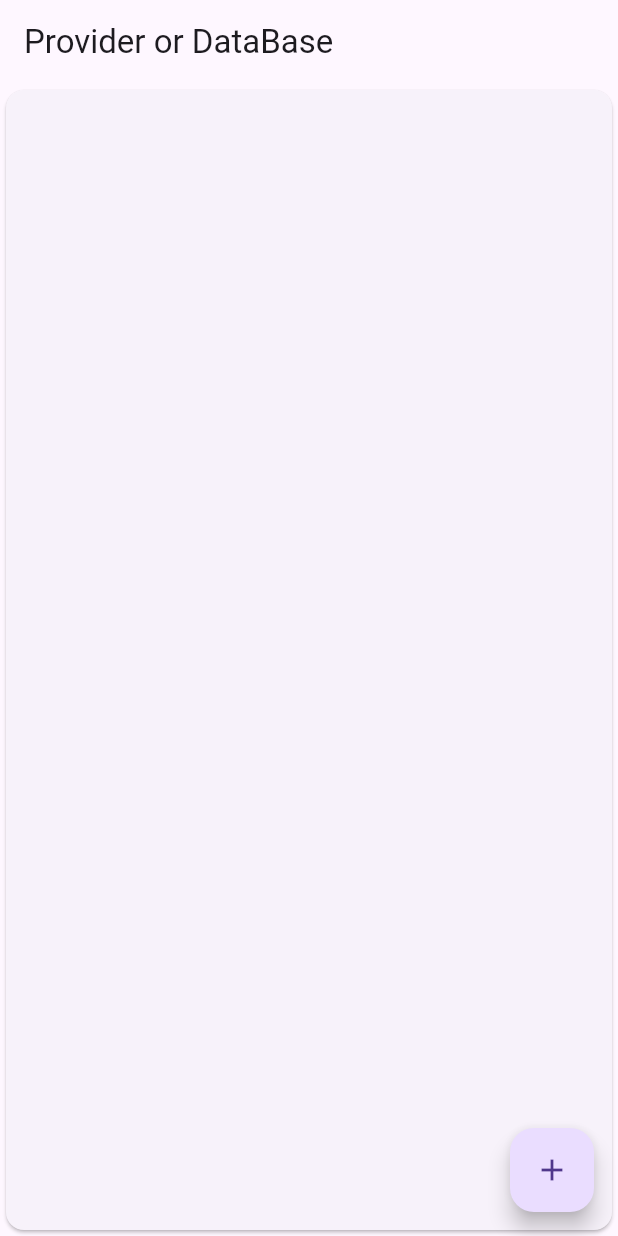
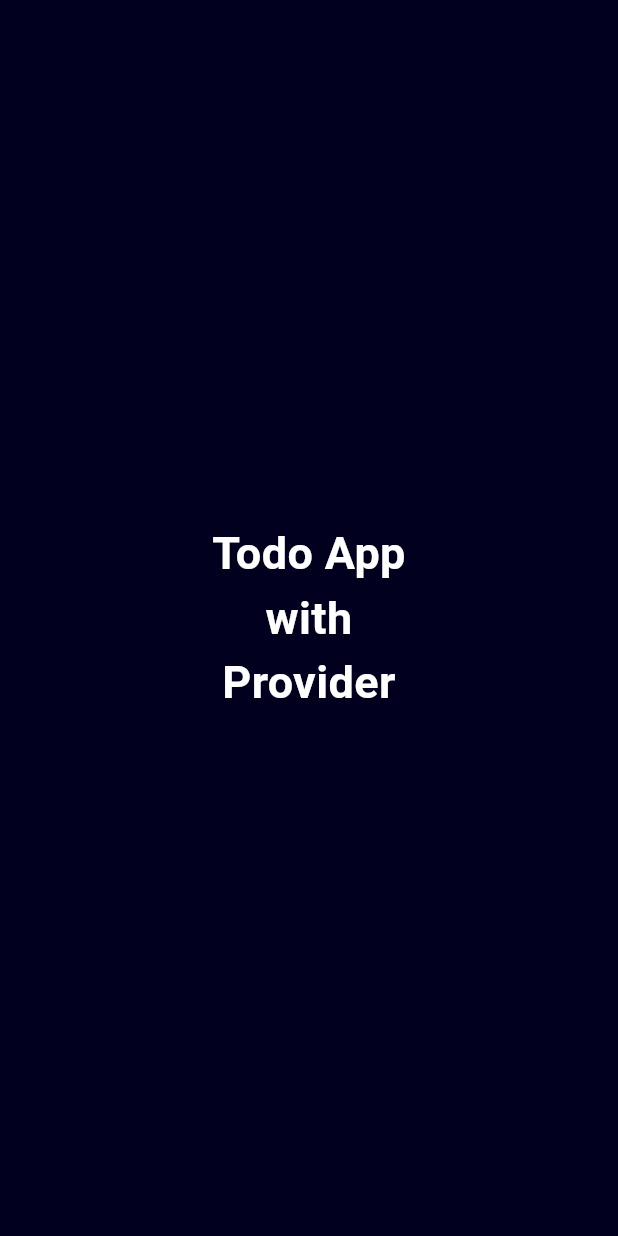
Before and after one commit to Mukeshkachchhawah/provider_todo_list, a Flutter app: the first screen one second after launch, on a phone screen of 412 x 824 dp. Run offline on Flutter 3.47's test engine with Material 3 defaults, Android fonts, the phone set to English and light mode, and no system bars; our stand-ins replace sqflite; accounts and stored records are empty.

Commit message:
provider todo app

```diff
--- a/lib/main.dart
+++ b/lib/main.dart
@@ -1,7 +1,8 @@
 import 'package:flutter/material.dart';
 import 'package:provide_database_example/provider/database_provider.dart';
-import 'package:provide_database_example/screens/homepage.dart';
 import 'package:provider/provider.dart';
+
+import 'screens/splash_screens.dart';
 
 void main() {
   runApp(ChangeNotifierProvider(
@@ -21,7 +22,7 @@ class MyApp extends StatelessWidget {
       theme: ThemeData(
         primarySwatch: Colors.blue,
       ),
-      home: HomaPage(),
+      home: SplashScreens(),
     );
   }
 }
--- /dev/null
+++ b/lib/screens/splash_screens.dart
@@ -0,0 +1,42 @@
+import 'dart:async';
+
+import 'package:flutter/material.dart';
+import 'package:provide_database_example/screens/homepage.dart';
+
+class SplashScreens extends StatefulWidget {
+  const SplashScreens({super.key});
+
+  @override
+  State<SplashScreens> createState() => _SplashScreensState();
+}
+
+class _SplashScreensState extends State<SplashScreens> {
+  @override
+  void initState() {
+    // TODO: implement initState
+    super.initState();
+    Timer(Duration(seconds: 5), () {
+      Navigator.pushReplacement(
+          context, MaterialPageRoute(builder: (context) => HomaPage()));
+    });
+  }
+
+  @override
+  Widget build(BuildContext context) {
+    return Scaffold(
+      backgroundColor: Color.fromARGB(255, 1, 1, 31),
+      body: Column(
+        mainAxisAlignment: MainAxisAlignment.center,
+        children: [
+          Center(
+              child: Text(
+            "Todo App\nwith\nProvider ",
+            textAlign: TextAlign.center,
+            style: TextStyle(
+                fontSize: 30, fontWeight: FontWeight.bold, color: Colors.white),
+          ))
+        ],
+      ),
+    );
+  }
+}
```
Also changed, not shown: lib/screens/update.dart (+5 -4 lines).
